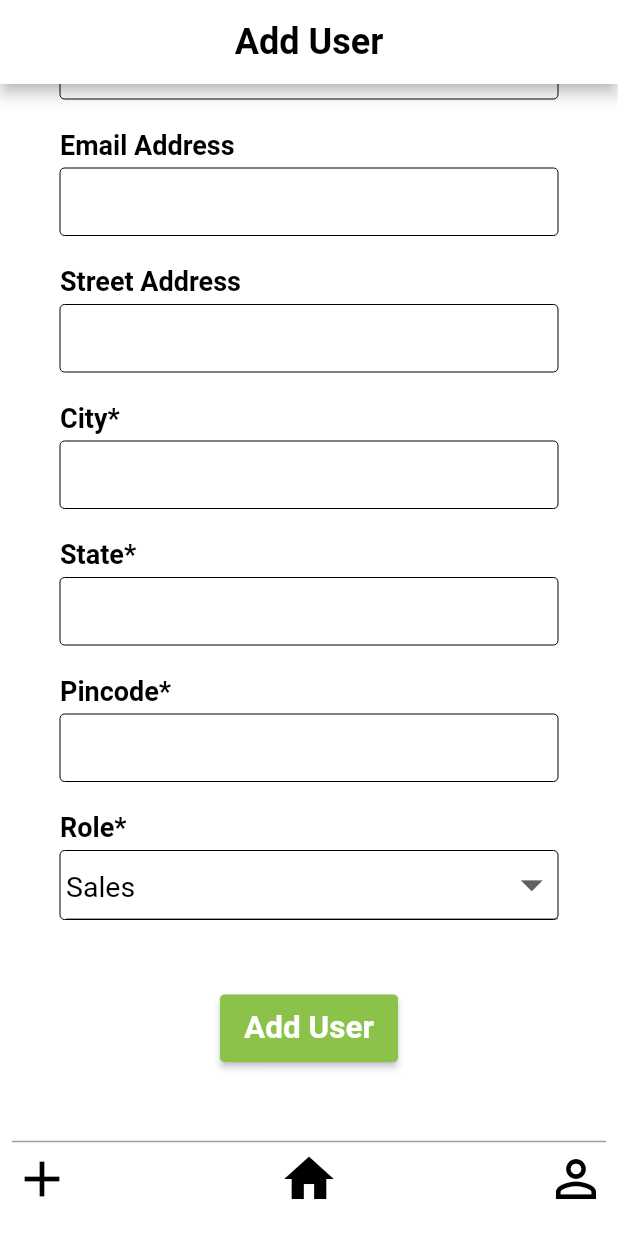
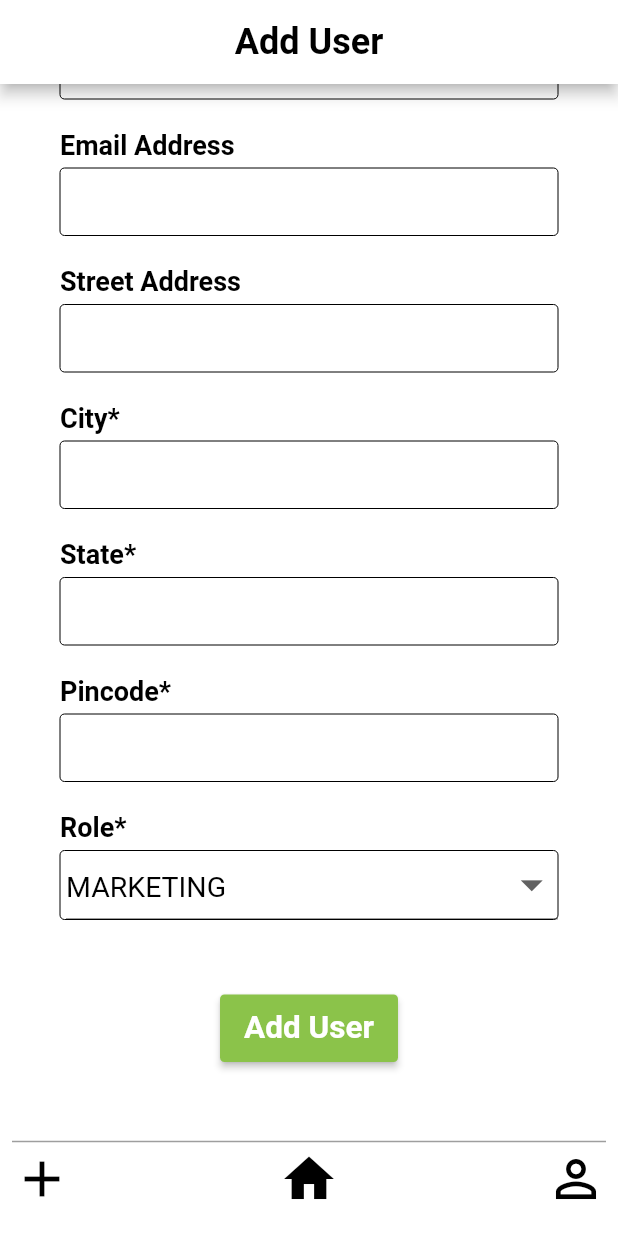
Before and after one commit to hawkersinbox/Hawkers-frontend, a Flutter app: the AddUserAdmin screen opened directly, scrolled down 283 dp, after a tap on "Add User", on a phone screen of 412 x 824 dp. Run offline on Flutter 3.47's test engine with Material 2 defaults, Android fonts, the phone set to English and light mode, and no system bars; our stand-ins replace flutter_spinkit, image_picker, jiffy, page_transition, pinput, shared_preferences; accounts and stored records are empty; statements that could not run were skipped.

Commit message:
Merge branch 'temp' of https://github.com/hawkersinbox/Hawkers-frontend into temp
# Conflicts:
#	pubspec.lock

```diff
--- a/lib/Screens/addUserAdmin.dart
+++ b/lib/Screens/addUserAdmin.dart
@@ -1,5 +1,23 @@
+import 'dart:convert';
+
 import 'package:flutter/material.dart';
+import 'package:hawkers/DataClass/AddUserData.dart';
+import 'package:hawkers/Services/api.dart';
 import 'package:hawkers/Widgets/navigationBar.dart';
+import 'package:shared_preferences/shared_preferences.dart';
+
+RestApi _restApi = RestApi();
+TextEditingController _firstNameController = new TextEditingController();
+TextEditingController _lastNameController = new TextEditingController();
+TextEditingController _mobileNoController = new TextEditingController();
+TextEditingController _emailController = new TextEditingController();
+TextEditingController _streeNameController = new TextEditingController();
+TextEditingController _stateController = new TextEditingController();
+TextEditingController _cityController = new TextEditingController();
+TextEditingController _pinCodeController = new TextEditingController();
+TextEditingController _roleController = new TextEditingController();
+
+
 
 class AddUserAdmin extends StatefulWidget {
   @override
@@ -29,33 +47,33 @@ class _AddUserAdminState extends State<AddUserAdmin> {
             child: Column(
               crossAxisAlignment: CrossAxisAlignment.start,
               children: [
-                Field("First Name*",),
+                Field("First Name*", _firstNameController),
                 SizedBox(
                   height: 20,
                 ),
-                Field('Last Name*', ),
+                Field('Last Name*', _lastNameController),
                 SizedBox(height: 20),
-                NumField('Mobile Number*', ),
+                NumField('Mobile Number*', _mobileNoController),
                 SizedBox(
                   height: 20,
                 ),
-                Field('Email Address', ),
+                Field('Email Address', _emailController),
                 SizedBox(
                   height: 20,
                 ),
-                Field('Street Address',),
+                Field('Street Address', _streeNameController),
                 SizedBox(
                   height: 20,
                 ),
-                Field('City*', ),
+                Field('City*', _cityController),
                 SizedBox(
                   height: 20,
                 ),
-                Field('State*', ),
+                Field('State*', _stateController),
                 SizedBox(
                   height: 20,
                 ),
-                NumField('Pincode*',),
+                NumField('Pincode*', _pinCodeController),
                 SizedBox(
                   height: 20,
                 ),
@@ -90,12 +108,12 @@ class _AddUserAdminState extends State<AddUserAdmin> {
                         },
                         items: [
                           DropdownMenuItem(
-                            child: Text("Sales"),
-                            value: 1,
+                            child: Text("SELLER"),
+                            value: 0,
                           ),
                           DropdownMenuItem(
-                            child: Text("Marketing"),
-                            value: 2,
+                            child: Text("MARKETING"),
+                            value: 1,
                           ),
                         //  DropdownMenuItem(child: Text("Noida"), value: 3),
                         ]
@@ -112,8 +130,19 @@ class _AddUserAdminState extends State<AddUserAdmin> {
                       // width:ScreenUtil().setWidth(700),
                       child: RaisedButton(
                         onPressed: () {
-
-
+                          String userRole = getRole(_value);
+                          print("UserRole: ${userRole.toString()}");
+                          addUser(
+                              firstName: _firstNameController.text,
+                              lastName: _lastNameController.text,
+                              mobileNo: _mobileNoController.text,
+                              emailID : _emailController.text,
+                              streetAddressOne : _streeNameController.text,
+                              city : _cityController.text,
+                              state: _stateController.text,
+                              pinCode : _pinCodeController.text,
+                              role: userRole
+                          );
                         },
                         shape: RoundedRectangleBorder(
                             borderRadius: BorderRadius.circular((3))),
@@ -140,7 +169,7 @@ class _AddUserAdminState extends State<AddUserAdmin> {
   }
   Widget NumField(
       String name,
-    //  TextEditingController controller,
+     TextEditingController controller,
       ) {
     return Container(
         child: Column(
@@ -166,7 +195,7 @@ class _AddUserAdminState extends State<AddUserAdmin> {
                   padding: const EdgeInsets.all(4.0),
                   child: TextField(
                     keyboardType: TextInputType.number,
-                 //   controller: controller,
+                   controller: controller,
                     textAlign: TextAlign.start,
                     cursorColor: Colors.black,
                     style: TextStyle(color: Colors.black, fontSize: 21),
@@ -183,7 +212,7 @@ class _AddUserAdminState extends State<AddUserAdmin> {
   }
   Widget Field(
       String name,
-  //    TextEditingController controller,
+     TextEditingController _controller,
       ) {
     return Container(
       child: Column(
@@ -207,14 +236,15 @@ class _AddUserAdminState extends State<AddUserAdmin> {
                 borderRadius: BorderRadius.circular(3)),
             child: Padding(
               padding: const EdgeInsets.only(left: 4.0),
-              child: TextField(
+              child: TextFormField(
                 textCapitalization: TextCapitalization.sentences,
-            //    controller: controller,
+               controller: _controller,
                 textAlign: TextAlign.start,
                 cursorColor: Colors.black,
                 style: TextStyle(color: Colors.black, fontSize: 21),
-                //     color:Colors.grey,
-
+                onChanged: (newValue){
+                  print("NewValue: ${newValue.toString()}");
+                },
                 decoration: InputDecoration(
                   border: InputBorder.none,
                   floatingLabelBehavior: FloatingLabelBehavior.never,
@@ -226,4 +256,74 @@ class _AddUserAdminState extends State<AddUserAdmin> {
       ),
     );
   }
+
+  void addUser(
+  {
+    String firstName,
+    String lastName,
+    String mobileNo,
+    String emailID,
+    String streetAddressOne,
+    String city,
+    String state,
+    String pinCode,
+    String role
 }
+      ) {
+
+    final body = jsonEncode({
+      "first_name": firstName,
+      "last_name": lastName,
+      "mobile": mobileNo,
+      "email": emailID,
+      "street_address1": streetAddressOne,
+      "city": city,
+      "state": state,
+      "pincode": pinCode,
+      "role": role
+    });
+
+    Future<SharedPreferences> _prefs = SharedPreferences.getInstance();
+
+    _prefs.then((SharedPreferences sharedPreferences) {
+      String accessToken = sharedPreferences.getString("access_token");
+      print("access_token: $accessToken");
+      var response = _restApi.addUser(accessToken, body);
+      response.then((value)  {
+        String response = value.body.toString();
+        print("Response String: $response}");
+        Map<String, dynamic> _map = json.decode(response) as Map;
+        print("Map String: ${_map.toString()}");
+        var variable = new AddUseData.fromJson(_map);
+        String firstName = variable.response.firstName;
+        print(variable.response.toString());
+        print("FirstName: $firstName");
+      })
+      .catchError((error){
+        print("Error: ${error.toString()}");
+      })
+      .whenComplete(() {
+        print("Complete!");
+      });
+      print("add user response: ${response.toString()}");
+
+    })
+        .whenComplete(() {
+      print("Complete!");
+    })
+        .catchError((error){
+      print("Error: ${error.toString()}");
+    });
+  }
+
+  String getRole(int value) {
+    switch (_value){
+      case 0:
+        return "Sales";
+        break;
+      case 1:
+        return "Marketing";
+        break;
+    }
+  }
+}
```
